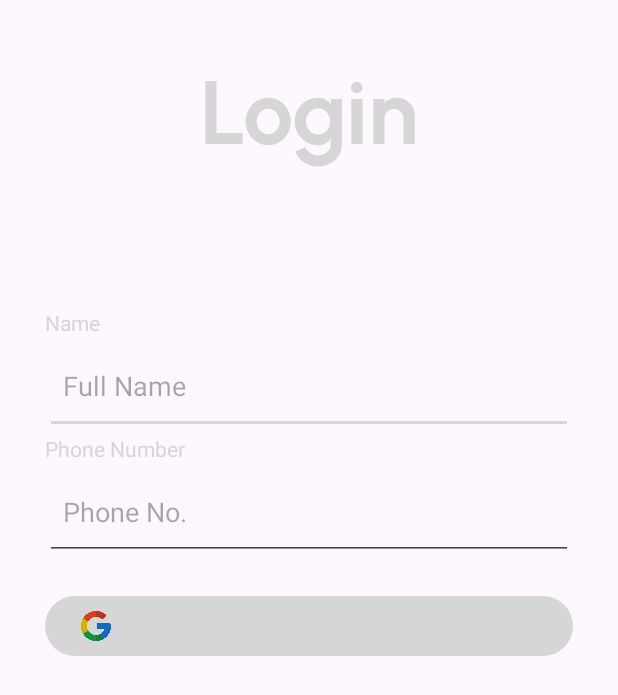
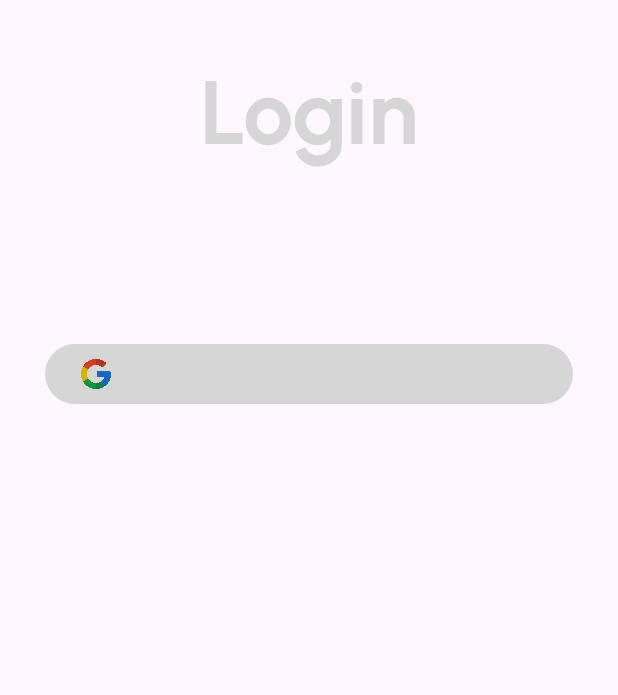
Before and after one commit to yadavnikhil1116/Drishthi, an Android app: the screen it shows after launch (LogInActivity), on a phone screen of 412 x 824 dp. Shown: the top 695 px of the screen. Run offline under Robolectric (Android 15) with nearby library versions, the light colour scheme and no system bars; our stand-ins replace Firebase (no records; nobody signed in at launch, a user with empty details on screens opened directly).

Commit message:
Second commit

```diff
--- a/app/build.gradle
+++ b/app/build.gradle
@@ -40,6 +40,7 @@ dependencies {
     implementation 'com.google.firebase:firebase-auth-ktx:21.2.0'
     implementation 'com.google.android.gms:play-services-auth:20.4.1'
     implementation 'com.google.firebase:firebase-database:20.1.0'
+    implementation 'com.google.firebase:firebase-database-ktx:20.0.4'
     testImplementation 'junit:junit:4.13.2'
     androidTestImplementation 'androidx.test.ext:junit:1.1.5'
     androidTestImplementation 'androidx.test.espresso:espresso-core:3.5.1'
--- a/app/src/main/AndroidManifest.xml
+++ b/app/src/main/AndroidManifest.xml
@@ -21,9 +21,6 @@
             android:name="com.google.android.geo.API_KEY"
             android:value="@string/google_maps_key"/>
         <activity
-            android:name=".SignUpActivity"
-            android:exported="false" />
-        <activity
             android:name=".LogInActivity"
             android:exported="true">
             <intent-filter>
--- a/app/src/main/res/layout/activity_log_in.xml
+++ b/app/src/main/res/layout/activity_log_in.xml
@@ -21,45 +21,6 @@
         android:layout_marginBottom="25dp"
         />
 
-    <TextView
-        android:id="@+id/nametxt"
-        android:layout_width="match_parent"
-        android:layout_marginHorizontal="30dp"
-        android:layout_height="wrap_content"
-        android:text="Name"
-        android:textColor="@color/sky_white"
-        />
-
-    <EditText
-        android:id="@+id/nameedttxt"
-        android:layout_width="match_parent"
-        android:layout_height="wrap_content"
-        android:hint="Full Name"
-        android:inputType="text"
-        android:paddingHorizontal="12dp"
-        android:paddingVertical="20dp"
-        android:layout_marginHorizontal="30dp"
-        />
-
-    <TextView
-        android:id="@+id/numbertxt"
-        android:layout_width="match_parent"
-        android:layout_marginHorizontal="30dp"
-        android:layout_height="wrap_content"
-        android:text="Phone Number"
-        android:textColor="@color/sky_white"
-        />
-
-    <EditText
-        android:id="@+id/numberedttxt"
-        android:layout_width="match_parent"
-        android:layout_height="wrap_content"
-        android:hint="Phone No."
-        android:inputType="number"
-        android:paddingHorizontal="12dp"
-        android:paddingVertical="20dp"
-        android:layout_marginHorizontal="30dp"
-        />
 
     <com.google.android.material.button.MaterialButton
         android:id="@+id/googleSignUpbtn"
--- a/app/src/main/res/values/refs.xml
+++ /dev/null
@@ -1,2 +0,0 @@
-<?xml version="1.0" encoding="utf-8"?>
-<resources></resources>
```
Also changed, not shown: app/src/main/java/com/example/drishthi/LogInActivity.java (+36 -12 lines), app/src/main/java/com/example/drishthi/MainActivity.java (+22 -0 lines), app/src/main/java/com/example/drishthi/Users.java (added, +71 -0 lines), 2 other files.
